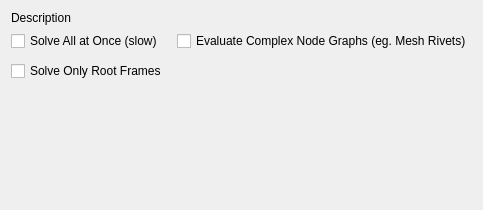
david-cattermole/mayaMatchMoveSolver, file python/mmSolver/tools/solver/widget/solver_standard_widget.ui: the form before one commit.
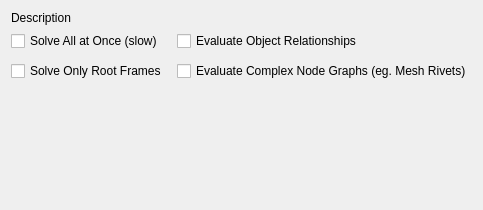
The form after the commit.

Commit message:
Add "Evaluate Object Relationships" check-box.
Allow the user to turn on/off the Marker/Attribute "used hints".

The default is now to turn this feature off by default.

Issue #187

The edit to the form file:
```diff
--- a/python/mmSolver/tools/solver/widget/solver_standard_widget.ui
+++ b/python/mmSolver/tools/solver/widget/solver_standard_widget.ui
@@ -71,6 +71,13 @@
      </item>
      <item>
       <layout class="QVBoxLayout" name="options2_layout">
+       <item>
+        <widget class="QCheckBox" name="evalObjectRelationships_checkBox">
+         <property name="text">
+          <string>Evaluate Object Relationships</string>
+         </property>
+        </widget>
+       </item>
        <item>
         <widget class="QCheckBox" name="evalComplexGraphs_checkBox">
          <property name="text">
```
The commit also changes 12 other files.
